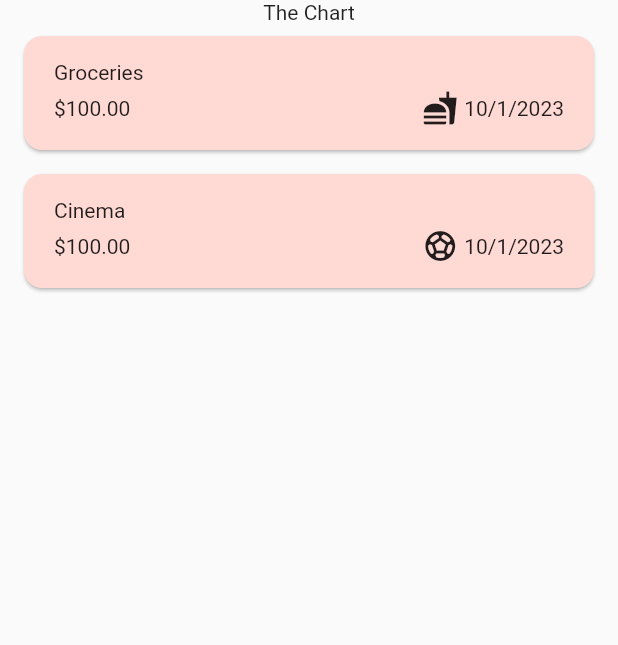
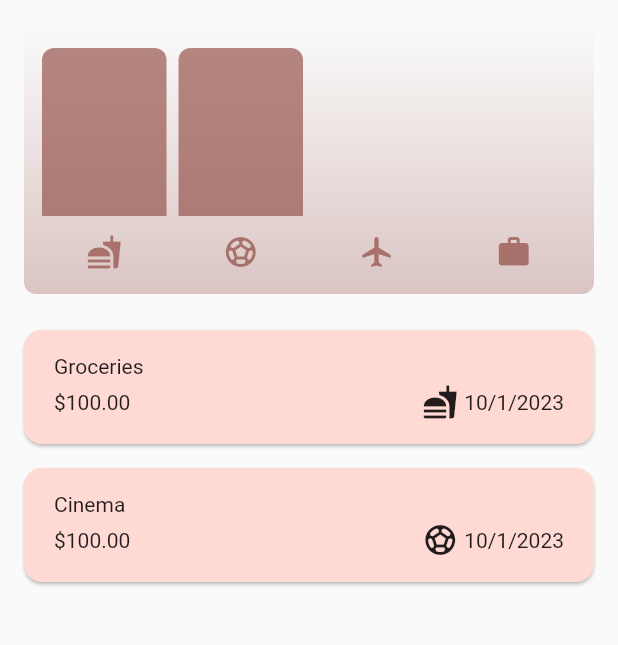
Before and after one commit to rasikasrimal/ExpenseManager, a Flutter app: the screen it shows after launch, on a phone screen of 412 x 824 dp, the part 84-729 px from its top. Run offline on Flutter 3.47's test engine with Material 2 defaults, Android fonts, the phone set to English and light mode, and no system bars.

Commit message:
charts Added

```diff
--- a/lib/models/expense.dart
+++ b/lib/models/expense.dart
@@ -33,3 +33,28 @@ class Expense {
     return formatter.format(date);
   }
 }
+
+class ExpenseBucket {
+  const ExpenseBucket({
+    required this.category,
+    required this.expenses,
+  });
+
+  ExpenseBucket.forCategory(List<Expense> allExpenses, this.category)
+      : expenses = allExpenses
+            .where((expense) => expense.catoegory == category)
+            .toList();
+
+  final Category category;
+  final List<Expense> expenses;
+
+  double get totalExpenses {
+    double sum = 0;
+
+    for (final expense in expenses) {
+      sum += expense.amount;
+    }
+
+    return sum;
+  }
+}
--- /dev/null
+++ b/lib/widgets/chart/chart.dart
@@ -0,0 +1,95 @@
+import 'package:flutter/material.dart';
+
+import 'package:expense_manager/widgets/chart/chart_bar.dart';
+import 'package:expense_manager/models/expense.dart';
+
+class Chart extends StatelessWidget {
+  const Chart({super.key, required this.expenses});
+
+  final List<Expense> expenses;
+
+  List<ExpenseBucket> get buckets {
+    return [
+      ExpenseBucket.forCategory(expenses, Category.Food),
+      ExpenseBucket.forCategory(expenses, Category.Leisure),
+      ExpenseBucket.forCategory(expenses, Category.Travel),
+      ExpenseBucket.forCategory(expenses, Category.Work),
+    ];
+  }
+
+  double get maxTotalExpense {
+    double maxTotalExpense = 0;
+
+    for (final bucket in buckets) {
+      if (bucket.totalExpenses > maxTotalExpense) {
+        maxTotalExpense = bucket.totalExpenses;
+      }
+    }
+
+    return maxTotalExpense;
+  }
+
+  @override
+  Widget build(BuildContext context) {
+    final isDarkMode =
+        MediaQuery.of(context).platformBrightness == Brightness.dark;
+    return Container(
+      margin: const EdgeInsets.all(16),
+      padding: const EdgeInsets.symmetric(
+        vertical: 16,
+        horizontal: 8,
+      ),
+      width: double.infinity,
+      height: 180,
+      decoration: BoxDecoration(
+        borderRadius: BorderRadius.circular(8),
+        gradient: LinearGradient(
+          colors: [
+            Theme.of(context).colorScheme.primary.withOpacity(0.3),
+            Theme.of(context).colorScheme.primary.withOpacity(0.0)
+          ],
+          begin: Alignment.bottomCenter,
+          end: Alignment.topCenter,
+        ),
+      ),
+      child: Column(
+        children: [
+          Expanded(
+            child: Row(
+              crossAxisAlignment: CrossAxisAlignment.end,
+              children: [
+                for (final bucket in buckets) // alternative to map()
+                  ChartBar(
+                    fill: bucket.totalExpenses == 0
+                        ? 0
+                        : bucket.totalExpenses / maxTotalExpense,
+                  )
+              ],
+            ),
+          ),
+          const SizedBox(height: 12),
+          Row(
+            children: buckets
+                .map(
+                  (bucket) => Expanded(
+                    child: Padding(
+                      padding: const EdgeInsets.symmetric(horizontal: 4),
+                      child: Icon(
+                        catagoryIcons[bucket.category],
+                        color: isDarkMode
+                            ? Theme.of(context).colorScheme.secondary
+                            : Theme.of(context)
+                                .colorScheme
+                                .primary
+                                .withOpacity(0.7),
+                      ),
+                    ),
+                  ),
+                )
+                .toList(),
+          )
+        ],
+      ),
+    );
+  }
+}
--- /dev/null
+++ b/lib/widgets/chart/chart_bar.dart
@@ -0,0 +1,34 @@
+import 'package:flutter/material.dart';
+
+class ChartBar extends StatelessWidget {
+  const ChartBar({
+    super.key,
+    required this.fill,
+  });
+
+  final double fill;
+
+  @override
+  Widget build(BuildContext context) {
+    final isDarkMode =
+        MediaQuery.of(context).platformBrightness == Brightness.dark;
+    return Expanded(
+      child: Padding(
+        padding: const EdgeInsets.symmetric(horizontal: 4),
+        child: FractionallySizedBox(
+          heightFactor: fill,
+          child: DecoratedBox(
+            decoration: BoxDecoration(
+              shape: BoxShape.rectangle,
+              borderRadius:
+                  const BorderRadius.vertical(top: Radius.circular(8)),
+              color: isDarkMode
+                  ? Theme.of(context).colorScheme.secondary
+                  : Theme.of(context).colorScheme.primary.withOpacity(0.65),
+            ),
+          ),
+        ),
+      ),
+    );
+  }
+}
--- a/lib/widgets/expenses.dart
+++ b/lib/widgets/expenses.dart
@@ -1,3 +1,4 @@
+import 'package:expense_manager/widgets/chart/chart.dart';
 import 'package:expense_manager/widgets/expenses-list/expenses_list.dart';
 import 'package:expense_manager/models/expense.dart';
 import 'package:expense_manager/widgets/new_expense.dart';
@@ -88,7 +89,7 @@ class _ExpensesState extends State<Expenses> {
       ),
       body: Column(
         children: [
-          const Text('The Chart'),
+          Chart(expenses: _registeredExpenses),
           Expanded(
             child: mainContent,
           ),
```
